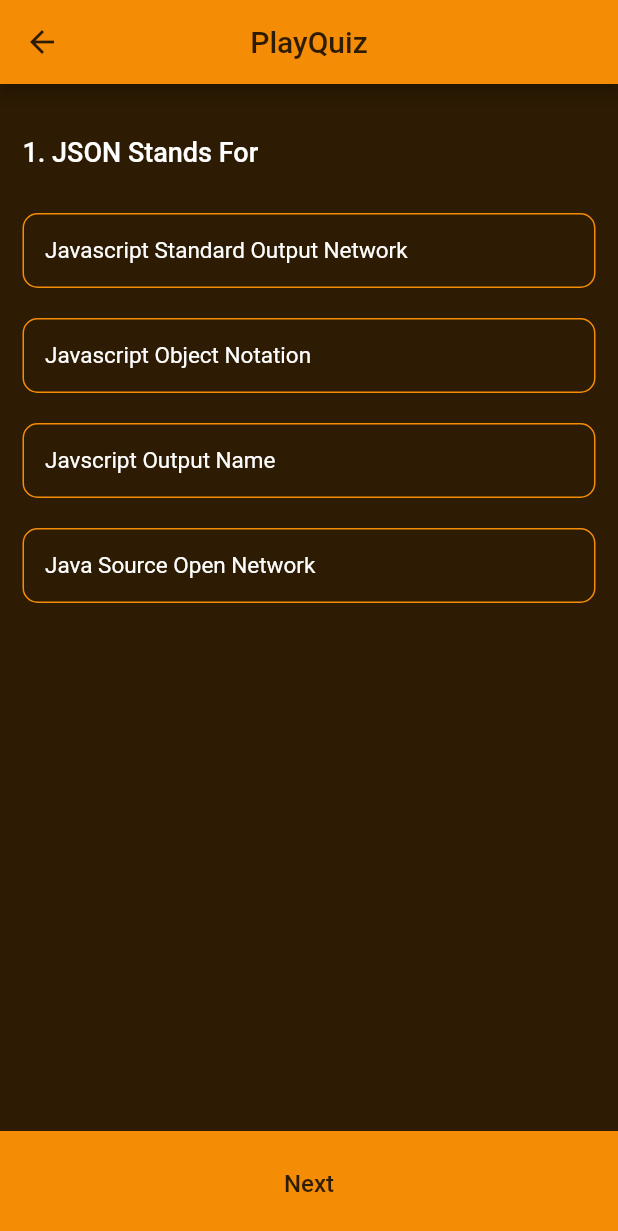
After one commit to Avinash174/quizapp, a Flutter app: the PlayQuizScreen screen opened directly, after a tap on "Next", on a phone screen of 412 x 824 dp. The commit adds this screen. Shown: the top 1231 px of the screen. Run offline on Flutter 3.47's test engine with Material 2 defaults, Android fonts, the phone set to English and light mode, and no system bars.

Commit message:
New Changes Added

```diff
--- a/lib/const.dart
+++ b/lib/const.dart
@@ -1,4 +1,39 @@
 import 'package:flutter/material.dart';
+import 'package:quizapp/quiz_question_model.dart';
 
-const backgroungColor=Color.fromRGBO(45, 27, 3, 1);
-const foregroundColor=Color.fromRGBO(244, 140, 6, 1);
+const backgroungColor = Color.fromRGBO(45, 27, 3, 1);
+const foregroundColor = Color.fromRGBO(244, 140, 6, 1);
+
+List<QuizQuestionModel> quizquestions = [
+  QuizQuestionModel(
+    question: "1. JSON Stands For",
+    correctAnwser: "Javascript Object Notation",
+    options: [
+      "Javascript Standard Output Network",
+      "Javascript Object Notation",
+      "Javscript Output Name",
+      "Java Source Open Network"
+    ],
+  ),
+  QuizQuestionModel(
+    question: "2. How do you instantiate an array in Java?",
+    correctAnwser: "int arr[] = new int[3];",
+    options: [
+      "int arr[] = new int(3);",
+      "int arr[];",
+      "int arr[] = new int[3]",
+      "int arr() = new int(3);"
+    ],
+  ),
+  QuizQuestionModel(
+    question: "3. Which of these best describes an array?",
+    correctAnwser: "Container of objects of similar types",
+    options: [
+      "A data structure that shows a hierarchical behavior",
+      "Container of objects of similar types",
+      "Arrays are immutable once initialised",
+      "Array is not a data structure"
+    ],
+  ),
+
+];
--- /dev/null
+++ b/lib/play_quiz_screen.dart
@@ -0,0 +1,143 @@
+import 'package:flutter/material.dart';
+import 'package:quizapp/quiz_question_model.dart';
+import 'package:quizapp/result_screen.dart';
+import 'const.dart';
+
+class PlayQuizScreen extends StatefulWidget {
+  const PlayQuizScreen({Key? key}) : super(key: key);
+
+  @override
+  State<PlayQuizScreen> createState() => _PalyQuizScreenState();
+}
+
+class _PalyQuizScreenState extends State<PlayQuizScreen> {
+  final PageController pageController = PageController();
+  bool isAnswerLoked = false;
+  int currentIndex = 0, correctAnswers = 0, wrongAnswers = 0;
+  String correctAnswer = "", selectedAnswer = "";
+  @override
+  Widget build(BuildContext context) {
+    return Scaffold(
+      backgroundColor: backgroungColor,
+      appBar: AppBar(
+        iconTheme: IconThemeData(color: backgroungColor),
+        backgroundColor: foregroundColor,
+        centerTitle: true,
+        title: Text(
+          "PlayQuiz",
+          style: TextStyle(color: backgroungColor),
+        ),
+      ),
+      body: PageView.builder(
+          controller: pageController,
+          physics: NeverScrollableScrollPhysics(),
+          itemCount: quizquestions.length,
+          itemBuilder: (context, index) {
+            QuizQuestionModel model = quizquestions[index];
+
+            return Padding(
+              padding: const EdgeInsets.all(15.0),
+              child: Column(
+                children: [
+                  SizedBox(
+                    height: 20,
+                  ),
+                  Align(
+                    alignment: Alignment.centerLeft,
+                    child: Text(
+                      model.question,
+                      style: TextStyle(
+                          color: Colors.white,
+                          fontSize: 18,
+                          fontWeight: FontWeight.w500),
+                    ),
+                  ),
+                  SizedBox(
+                    height: 20,
+                  ),
+                  Column(
+                    children: List.generate(
+                        model.options.length,
+                        (index) => Padding(
+                              padding: const EdgeInsets.symmetric(vertical: 10),
+                              child: InkWell(
+                                onTap: () {
+                                  setState(() {
+                                    isAnswerLoked = true;
+                                    selectedAnswer = model.options[index];
+                                    correctAnswer = model.correctAnwser;
+                                  });
+                                },
+                                child: Container(
+                                  width: double.infinity,
+                                  height: 50,
+                                  decoration: BoxDecoration(
+                                    border: Border.all(
+                                      color: foregroundColor,
+                                    ),
+                                    borderRadius: BorderRadius.circular(10),
+                                    color:
+                                        selectedAnswer == model.options[index]
+                                            ? foregroundColor
+                                            : backgroungColor,
+                                  ),
+                                  alignment: Alignment.centerLeft,
+                                  padding: EdgeInsets.all(14),
+                                  child: Text(
+                                    model.options[index],
+                                    style: TextStyle(
+                                        color: Colors.white, fontSize: 15),
+                                  ),
+                                ),
+                              ),
+                            )),
+                  )
+                ],
+              ),
+            );
+          }),
+      bottomNavigationBar: InkWell(
+        onTap: () {
+          if (isAnswerLoked) {
+            if (selectedAnswer == correctAnswer) {
+              correctAnswers++;
+            } else {
+              wrongAnswers++;
+            }
+
+            currentIndex++;
+            if (currentIndex != quizquestions.length) {
+              pageController.jumpToPage(currentIndex);
+            } else {
+              Navigator.push(
+                context,
+                MaterialPageRoute(
+                  builder: (context) => ResultScreen(
+                    correctAnswers: correctAnswers,
+                    wrongAnswers: wrongAnswers,
+                  ),
+                ),
+              );
+            }
+            print("Correct Anwers:$correctAnswers");
+            print("Wrong Answer:$wrongAnswers");
+          } else {
+            print("Please Select Correct Answer");
+          }
+        },
+        child: Container(
+          height: 70,
+          color: foregroundColor,
+          alignment: Alignment.center,
+          child: Text(
+            "Next",
+            style: TextStyle(
+                fontSize: 16,
+                fontWeight: FontWeight.w500,
+                color: backgroungColor),
+          ),
+        ),
+      ),
+    );
+  }
+}
--- /dev/null
+++ b/lib/quiz_question_model.dart
@@ -0,0 +1,12 @@
+import 'package:flutter/material.dart';
+
+class QuizQuestionModel {
+  final String question;
+  final String correctAnwser;
+  final List<String> options;
+
+  QuizQuestionModel(
+      {required this.question,
+      required this.correctAnwser,
+      required this.options});
+}
```
Also changed, not shown: lib/result_screen.dart (added, +75 -0 lines), lib/start_quiz.dart (+5 -2 lines).
